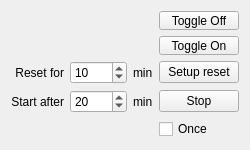
This is User/SimpleApplication/tempreset_addon.ui in OzhegovRoman/ControlUnit4_Software as Qt 5 draws it before an edit. The edited form follows.
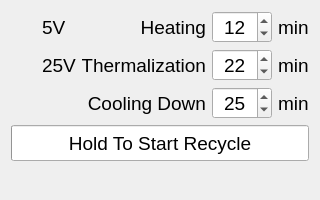
This is the edited form.

Commit message: Рабочая версия Temperature Recycle Addon

```diff
--- a/User/SimpleApplication/tempreset_addon.ui
+++ b/User/SimpleApplication/tempreset_addon.ui
@@ -6,162 +6,487 @@
    <rect>
     <x>0</x>
     <y>0</y>
-    <width>250</width>
-    <height>150</height>
+    <width>320</width>
+    <height>200</height>
    </rect>
   </property>
   <property name="sizePolicy">
-   <sizepolicy hsizetype="Preferred" vsizetype="Minimum">
+   <sizepolicy hsizetype="MinimumExpanding" vsizetype="Fixed">
     <horstretch>0</horstretch>
     <verstretch>0</verstretch>
    </sizepolicy>
   </property>
   <property name="minimumSize">
    <size>
-    <width>0</width>
-    <height>150</height>
+    <width>320</width>
+    <height>200</height>
    </size>
   </property>
   <property name="maximumSize">
    <size>
-    <width>250</width>
+    <width>320</width>
     <height>200</height>
    </size>
   </property>
   <property name="windowTitle">
    <string>Form</string>
   </property>
-  <layout class="QGridLayout" name="gridLayout" rowstretch="1,0,0,0,0" columnstretch="0,1,0,0,0">
-   <property name="sizeConstraint">
-    <enum>QLayout::SetDefaultConstraint</enum>
-   </property>
-   <item row="3" column="0">
-    <widget class="QLabel" name="label_2">
-     <property name="text">
-      <string>Start after</string>
-     </property>
-     <property name="alignment">
-      <set>Qt::AlignRight|Qt::AlignTrailing|Qt::AlignVCenter</set>
-     </property>
-    </widget>
-   </item>
-   <item row="0" column="3">
-    <layout class="QVBoxLayout" name="verticalLayout">
+  <layout class="QGridLayout" name="gridLayout_2">
+   <item row="1" column="0">
+    <layout class="QGridLayout" name="gridLayout" rowstretch="5,5,5,6,5,0" columnstretch="1,0,0,0">
      <property name="sizeConstraint">
-      <enum>QLayout::SetDefaultConstraint</enum>
+      <enum>QLayout::SetMinAndMaxSize</enum>
      </property>
-     <item>
-      <widget class="QPushButton" name="PB_ToggleOff">
+     <item row="2" column="2">
+      <widget class="QSpinBox" name="SB_CoolingDown">
+       <property name="sizePolicy">
+        <sizepolicy hsizetype="Maximum" vsizetype="Preferred">
+         <horstretch>0</horstretch>
+         <verstretch>0</verstretch>
+        </sizepolicy>
+       </property>
+       <property name="minimumSize">
+        <size>
+         <width>60</width>
+         <height>0</height>
+        </size>
+       </property>
+       <property name="font">
+        <font>
+         <pointsize>14</pointsize>
+        </font>
+       </property>
+       <property name="alignment">
+        <set>Qt::AlignCenter</set>
+       </property>
+       <property name="value">
+        <number>25</number>
+       </property>
+      </widget>
+     </item>
+     <item row="2" column="1">
+      <widget class="QLabel" name="label_5">
+       <property name="sizePolicy">
+        <sizepolicy hsizetype="Preferred" vsizetype="Preferred">
+         <horstretch>0</horstretch>
+         <verstretch>0</verstretch>
+        </sizepolicy>
+       </property>
+       <property name="font">
+        <font>
+         <pointsize>14</pointsize>
+        </font>
+       </property>
        <property name="text">
-        <string>Toggle Off</string>
+        <string>Cooling Down</string>
        </property>
-       <property name="checkable">
-        <bool>false</bool>
+       <property name="alignment">
+        <set>Qt::AlignRight|Qt::AlignTrailing|Qt::AlignVCenter</set>
        </property>
-       <property name="checked">
-        <bool>false</bool>
+      </widget>
+     </item>
+     <item row="1" column="3">
+      <widget class="QLabel" name="label_3">
+       <property name="sizePolicy">
+        <sizepolicy hsizetype="Preferred" vsizetype="Preferred">
+         <horstretch>0</horstretch>
+         <verstretch>0</verstretch>
+        </sizepolicy>
        </property>
+       <property name="font">
+        <font>
+         <pointsize>14</pointsize>
+        </font>
+       </property>
+       <property name="text">
+        <string>min</string>
+       </property>
       </widget>
      </item>
-     <item>
-      <widget class="QPushButton" name="PB_ToggleOn">
+     <item row="2" column="3">
+      <widget class="QLabel" name="label_6">
+       <property name="sizePolicy">
+        <sizepolicy hsizetype="Preferred" vsizetype="Preferred">
+         <horstretch>0</horstretch>
+         <verstretch>0</verstretch>
+        </sizepolicy>
+       </property>
+       <property name="font">
+        <font>
+         <pointsize>14</pointsize>
+        </font>
+       </property>
        <property name="text">
-        <string>Toggle On</string>
+        <string>min</string>
        </property>
-       <property name="checkable">
-        <bool>false</bool>
+      </widget>
+     </item>
+     <item row="3" column="0" colspan="4">
+      <widget class="QProgressBar" name="progressBar">
+       <property name="sizePolicy">
+        <sizepolicy hsizetype="Preferred" vsizetype="Minimum">
+         <horstretch>0</horstretch>
+         <verstretch>0</verstretch>
+        </sizepolicy>
        </property>
-       <property name="checked">
-        <bool>false</bool>
+       <property name="maximumSize">
+        <size>
+         <width>2500</width>
+         <height>16777215</height>
+        </size>
        </property>
+       <property name="font">
+        <font>
+         <pointsize>14</pointsize>
+        </font>
+       </property>
+       <property name="maximum">
+        <number>106</number>
+       </property>
+       <property name="value">
+        <number>0</number>
+       </property>
+       <property name="alignment">
+        <set>Qt::AlignCenter</set>
+       </property>
+       <property name="format">
+        <string>Hold To Start Recycle</string>
+       </property>
       </widget>
      </item>
+     <item row="1" column="2">
+      <widget class="QSpinBox" name="SB_ThermalizationTime">
+       <property name="sizePolicy">
+        <sizepolicy hsizetype="Maximum" vsizetype="Preferred">
+         <horstretch>0</horstretch>
+         <verstretch>0</verstretch>
+        </sizepolicy>
+       </property>
+       <property name="minimumSize">
+        <size>
+         <width>60</width>
+         <height>0</height>
+        </size>
+       </property>
+       <property name="font">
+        <font>
+         <pointsize>14</pointsize>
+        </font>
+       </property>
+       <property name="alignment">
+        <set>Qt::AlignCenter</set>
+       </property>
+       <property name="value">
+        <number>22</number>
+       </property>
+      </widget>
+     </item>
+     <item row="0" column="2">
+      <widget class="QSpinBox" name="SB_HeatingTime">
+       <property name="sizePolicy">
+        <sizepolicy hsizetype="Maximum" vsizetype="Preferred">
+         <horstretch>0</horstretch>
+         <verstretch>0</verstretch>
+        </sizepolicy>
+       </property>
+       <property name="minimumSize">
+        <size>
+         <width>60</width>
+         <height>0</height>
+        </size>
+       </property>
+       <property name="font">
+        <font>
+         <pointsize>14</pointsize>
+        </font>
+       </property>
+       <property name="alignment">
+        <set>Qt::AlignCenter</set>
+       </property>
+       <property name="value">
+        <number>12</number>
+       </property>
+      </widget>
+     </item>
+     <item row="0" column="1">
+      <widget class="QLabel" name="label_2">
+       <property name="sizePolicy">
+        <sizepolicy hsizetype="Preferred" vsizetype="Preferred">
+         <horstretch>0</horstretch>
+         <verstretch>0</verstretch>
+        </sizepolicy>
+       </property>
+       <property name="font">
+        <font>
+         <pointsize>14</pointsize>
+        </font>
+       </property>
+       <property name="text">
+        <string>Heating</string>
+       </property>
+       <property name="alignment">
+        <set>Qt::AlignRight|Qt::AlignTrailing|Qt::AlignVCenter</set>
+       </property>
+      </widget>
+     </item>
+     <item row="4" column="0" colspan="4">
+      <layout class="QHBoxLayout" name="horizontalLayout" stretch="1,2">
+       <property name="sizeConstraint">
+        <enum>QLayout::SetMaximumSize</enum>
+       </property>
+       <item>
+        <widget class="QLabel" name="L_Time">
+         <property name="sizePolicy">
+          <sizepolicy hsizetype="Maximum" vsizetype="Maximum">
+           <horstretch>0</horstretch>
+           <verstretch>0</verstretch>
+          </sizepolicy>
+         </property>
+         <property name="font">
+          <font>
+           <pointsize>14</pointsize>
+          </font>
+         </property>
+         <property name="text">
+          <string/>
+         </property>
+         <property name="alignment">
+          <set>Qt::AlignCenter</set>
+         </property>
+        </widget>
+       </item>
+       <item>
+        <widget class="QLabel" name="L_State">
+         <property name="sizePolicy">
+          <sizepolicy hsizetype="Maximum" vsizetype="Maximum">
+           <horstretch>0</horstretch>
+           <verstretch>0</verstretch>
+          </sizepolicy>
+         </property>
+         <property name="font">
+          <font>
+           <pointsize>14</pointsize>
+          </font>
+         </property>
+         <property name="text">
+          <string/>
+         </property>
+         <property name="alignment">
+          <set>Qt::AlignCenter</set>
+         </property>
+        </widget>
+       </item>
+      </layout>
+     </item>
+     <item row="1" column="1">
+      <widget class="QLabel" name="label">
+       <property name="sizePolicy">
+        <sizepolicy hsizetype="Preferred" vsizetype="Preferred">
+         <horstretch>0</horstretch>
+         <verstretch>0</verstretch>
+        </sizepolicy>
+       </property>
+       <property name="font">
+        <font>
+         <pointsize>14</pointsize>
+        </font>
+       </property>
+       <property name="text">
+        <string>Thermalization</string>
+       </property>
+       <property name="alignment">
+        <set>Qt::AlignRight|Qt::AlignTrailing|Qt::AlignVCenter</set>
+       </property>
+      </widget>
+     </item>
+     <item row="0" column="3">
+      <widget class="QLabel" name="label_4">
+       <property name="sizePolicy">
+        <sizepolicy hsizetype="Preferred" vsizetype="Preferred">
+         <horstretch>0</horstretch>
+         <verstretch>0</verstretch>
+        </sizepolicy>
+       </property>
+       <property name="font">
+        <font>
+         <pointsize>14</pointsize>
+        </font>
+       </property>
+       <property name="text">
+        <string>min</string>
+       </property>
+      </widget>
+     </item>
+     <item row="0" column="0">
+      <layout class="QHBoxLayout" name="horizontalLayout_2">
+       <item>
+        <widget class="QLabel" name="L_5vIndicator">
+         <property name="sizePolicy">
+          <sizepolicy hsizetype="Preferred" vsizetype="Preferred">
+           <horstretch>0</horstretch>
+           <verstretch>0</verstretch>
+          </sizepolicy>
+         </property>
+         <property name="minimumSize">
+          <size>
+           <width>25</width>
+           <height>25</height>
+          </size>
+         </property>
+         <property name="maximumSize">
+          <size>
+           <width>25</width>
+           <height>25</height>
+          </size>
+         </property>
+         <property name="sizeIncrement">
+          <size>
+           <width>1</width>
+           <height>1</height>
+          </size>
+         </property>
+         <property name="text">
+          <string/>
+         </property>
+        </widget>
+       </item>
+       <item>
+        <widget class="QLabel" name="label_7">
+         <property name="sizePolicy">
+          <sizepolicy hsizetype="Preferred" vsizetype="Preferred">
+           <horstretch>0</horstretch>
+           <verstretch>0</verstretch>
+          </sizepolicy>
+         </property>
+         <property name="font">
+          <font>
+           <pointsize>14</pointsize>
+          </font>
+         </property>
+         <property name="text">
+          <string>5V</string>
+         </property>
+         <property name="alignment">
+          <set>Qt::AlignLeading|Qt::AlignLeft|Qt::AlignVCenter</set>
+         </property>
+        </widget>
+       </item>
+      </layout>
+     </item>
+     <item row="1" column="0">
+      <layout class="QHBoxLayout" name="horizontalLayout_3">
+       <item>
+        <widget class="QLabel" name="L_25vIndicator">
+         <property name="sizePolicy">
+          <sizepolicy hsizetype="Preferred" vsizetype="Preferred">
+           <horstretch>0</horstretch>
+           <verstretch>0</verstretch>
+          </sizepolicy>
+         </property>
+         <property name="minimumSize">
+          <size>
+           <width>25</width>
+           <height>25</height>
+          </size>
+         </property>
+         <property name="maximumSize">
+          <size>
+           <width>25</width>
+           <height>25</height>
+          </size>
+         </property>
+         <property name="sizeIncrement">
+          <size>
+           <width>1</width>
+           <height>1</height>
+          </size>
+         </property>
+         <property name="text">
+          <string/>
+         </property>
+        </widget>
+       </item>
+       <item>
+        <widget class="QLabel" name="label_8">
+         <property name="sizePolicy">
+          <sizepolicy hsizetype="Preferred" vsizetype="Preferred">
+           <horstretch>0</horstretch>
+           <verstretch>0</verstretch>
+          </sizepolicy>
+         </property>
+         <property name="font">
+          <font>
+           <pointsize>14</pointsize>
+          </font>
+         </property>
+         <property name="text">
+          <string>25V</string>
+         </property>
+         <property name="alignment">
+          <set>Qt::AlignLeading|Qt::AlignLeft|Qt::AlignVCenter</set>
+         </property>
+        </widget>
+       </item>
+      </layout>
+     </item>
+     <item row="2" column="0">
+      <layout class="QHBoxLayout" name="horizontalLayout_4">
+       <item>
+        <widget class="QLabel" name="L_25vIndicator_2">
+         <property name="sizePolicy">
+          <sizepolicy hsizetype="Preferred" vsizetype="Preferred">
+           <horstretch>0</horstretch>
+           <verstretch>0</verstretch>
+          </sizepolicy>
+         </property>
+         <property name="minimumSize">
+          <size>
+           <width>25</width>
+           <height>25</height>
+          </size>
+         </property>
+         <property name="maximumSize">
+          <size>
+           <width>25</width>
+           <height>25</height>
+          </size>
+         </property>
+         <property name="sizeIncrement">
+          <size>
+           <width>1</width>
+           <height>1</height>
+          </size>
+         </property>
+         <property name="text">
+          <string/>
+         </property>
+        </widget>
+       </item>
+       <item>
+        <widget class="QLabel" name="label_9">
+         <property name="sizePolicy">
+          <sizepolicy hsizetype="Preferred" vsizetype="Preferred">
+           <horstretch>0</horstretch>
+           <verstretch>0</verstretch>
+          </sizepolicy>
+         </property>
+         <property name="font">
+          <font>
+           <pointsize>14</pointsize>
+          </font>
+         </property>
+         <property name="text">
+          <string/>
+         </property>
+         <property name="alignment">
+          <set>Qt::AlignLeading|Qt::AlignLeft|Qt::AlignVCenter</set>
+         </property>
+        </widget>
+       </item>
+      </layout>
+     </item>
     </layout>
    </item>
-   <item row="4" column="3">
-    <widget class="QCheckBox" name="CB_IsOnce">
-     <property name="text">
-      <string>Once</string>
-     </property>
-    </widget>
-   </item>
-   <item row="3" column="1">
-    <widget class="QSpinBox" name="SB_StartAfter">
-     <property name="value">
-      <number>20</number>
-     </property>
-    </widget>
-   </item>
-   <item row="3" column="2">
-    <widget class="QLabel" name="label_3">
-     <property name="sizePolicy">
-      <sizepolicy hsizetype="Minimum" vsizetype="Preferred">
-       <horstretch>0</horstretch>
-       <verstretch>0</verstretch>
-      </sizepolicy>
-     </property>
-     <property name="text">
-      <string>min</string>
-     </property>
-    </widget>
-   </item>
-   <item row="2" column="0">
-    <widget class="QLabel" name="label">
-     <property name="text">
-      <string>Reset for</string>
-     </property>
-     <property name="alignment">
-      <set>Qt::AlignRight|Qt::AlignTrailing|Qt::AlignVCenter</set>
-     </property>
-    </widget>
-   </item>
-   <item row="2" column="1">
-    <widget class="QSpinBox" name="SB_ResetFor">
-     <property name="value">
-      <number>10</number>
-     </property>
-    </widget>
-   </item>
-   <item row="3" column="3">
-    <widget class="QPushButton" name="PB_Stop">
-     <property name="text">
-      <string>Stop</string>
-     </property>
-    </widget>
-   </item>
-   <item row="2" column="3">
-    <widget class="QPushButton" name="PB_SetupReset">
-     <property name="text">
-      <string>Setup reset</string>
-     </property>
-    </widget>
-   </item>
-   <item row="2" column="2">
-    <widget class="QLabel" name="label_4">
-     <property name="sizePolicy">
-      <sizepolicy hsizetype="Minimum" vsizetype="Preferred">
-       <horstretch>0</horstretch>
-       <verstretch>0</verstretch>
-      </sizepolicy>
-     </property>
-     <property name="text">
-      <string>min</string>
-     </property>
-    </widget>
-   </item>
-   <item row="0" column="0" colspan="2">
-    <widget class="QLabel" name="L_Elapsed">
-     <property name="sizePolicy">
-      <sizepolicy hsizetype="Preferred" vsizetype="Fixed">
-       <horstretch>0</horstretch>
-       <verstretch>0</verstretch>
-      </sizepolicy>
-     </property>
-     <property name="text">
-      <string/>
-     </property>
-    </widget>
-   </item>
   </layout>
  </widget>
  <resources/>
```
Left out of the diff: 5 changed lines with no effect on the pictures. The commit also changes 12 other files.
